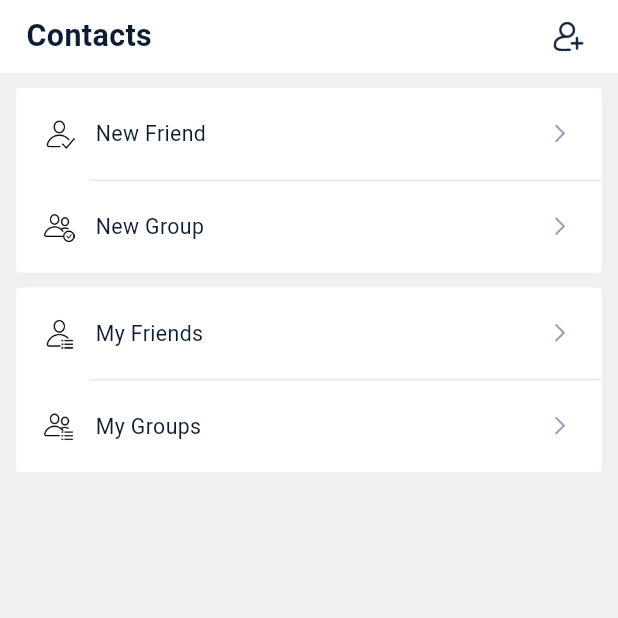
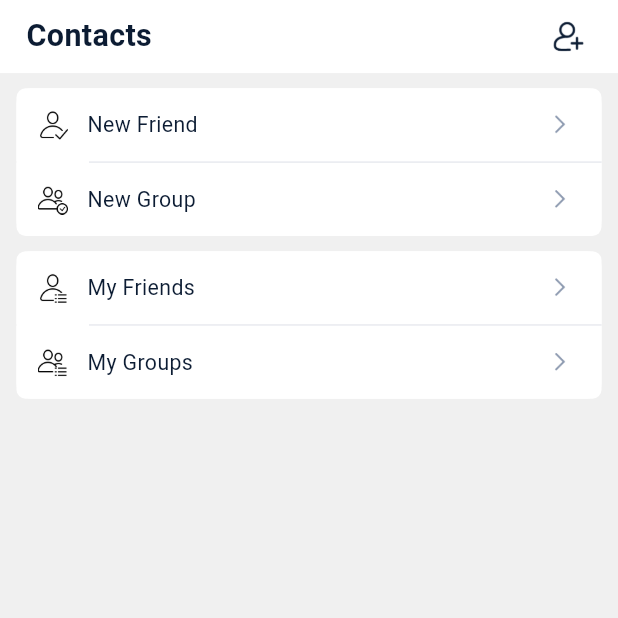
Before and after one commit to zoujiaqing/privchat-flutter, a Flutter app: the ContactsPage screen opened directly, on a phone screen of 412 x 824 dp, the top half of it. Run offline on Flutter 3.47's test engine with Material 3 defaults, Android fonts, the phone set to English and light mode, and no system bars; our stand-ins replace animate_do, azlistview, chewie, country_picker, device_info_plus, dio and 39 more; missing offline and left inert: android_path_provider, app_installer, audio_session, common_utils, dart:ffi, dart_date and 21 more; accounts and stored records are empty; statements that could not run were skipped.

Commit message:
Fix contacts page

```diff
--- a/lib/pages/contacts/contacts_view.dart
+++ b/lib/pages/contacts/contacts_view.dart
@@ -2,6 +2,7 @@ import 'package:flutter/material.dart';
 import 'package:flutter_screenutil/flutter_screenutil.dart';
 import 'package:get/get.dart';
 import 'package:privchat_common/privchat_common.dart';
+import 'package:privchat/widgets/group_item_view.dart';
 
 import 'contacts_logic.dart';
 
@@ -21,32 +22,38 @@ class ContactsPage extends StatelessWidget {
         () => SingleChildScrollView(
           child: Column(
             children: [
-              10.verticalSpace,
-              _buildItemGroupView(children: [
-                _buildItemView(
-                  assetsName: ImageRes.newFriend,
+            10.verticalSpace,
+            GroupItemView(
+              children: [
+                IconItemView(
+                  isFirstItem: true,
+                  icon: ImageRes.newFriend,
                   label: StrRes.newFriend,
                   count: logic.friendApplicationCount,
                   onTap: logic.newFriend,
                 ),
                 Divider(height: 1, color: Styles.c_E8EAEF, indent: 44.w),
-                _buildItemView(
-                  assetsName: ImageRes.newGroup,
+                IconItemView(
+                  isLastItem: true,
+                  icon: ImageRes.newGroup,
                   label: StrRes.newGroup,
                   count: logic.groupApplicationCount,
                   onTap: logic.newGroup,
                 ),
               ]),
               10.verticalSpace,
-              _buildItemGroupView(children: [
-                _buildItemView(
-                  assetsName: ImageRes.myFriend,
+            GroupItemView(
+              children: [
+                IconItemView(
+                  isFirstItem: true,
+                  icon: ImageRes.myFriend,
                   label: StrRes.myFriend,
                   onTap: logic.myFriend,
                 ),
                 Divider(height: 1, color: Styles.c_E8EAEF, indent: 44.w),
-                _buildItemView(
-                  assetsName: ImageRes.myGroup,
+                IconItemView(
+                  isLastItem: true,
+                  icon: ImageRes.myGroup,
                   label: StrRes.myGroup,
                   onTap: logic.myGroup,
                 ),
@@ -58,56 +65,4 @@ class ContactsPage extends StatelessWidget {
       ),
     );
   }
-
-  Widget _buildItemGroupView({required List<Widget> children}) => Container(
-        margin: EdgeInsets.symmetric(horizontal: 10.w),
-        decoration: BoxDecoration(
-          color: Styles.c_FFFFFF,
-          borderRadius: BorderRadius.only(
-            topLeft: Radius.circular(6.r),
-            topRight: Radius.circular(6.r),
-            bottomLeft: Radius.circular(6.r),
-            bottomRight: Radius.circular(6.r),
-          ),
-        ),
-        child: Column(children: children),
-      );
-
-  Widget _buildItemView({
-    String? assetsName,
-    required String label,
-    Widget? icon,
-    int count = 0,
-    bool showRightArrow = true,
-    double? height,
-    Function()? onTap,
-  }) =>
-      Ink(
-        color: Styles.c_FFFFFF,
-        child: InkWell(
-          onTap: onTap,
-          child: Container(
-            height: height ?? 60.h,
-            padding: EdgeInsets.symmetric(horizontal: 16.w),
-            child: Row(
-              children: [
-                if (null != assetsName)
-                  assetsName.toImage
-                    ..width = 20.w
-                    ..height = 20.h,
-                if (null != icon) icon,
-                12.horizontalSpace,
-                label.toText..style = Styles.ts_0C1C33_14sp,
-                const Spacer(),
-                if (count > 0) UnreadCountView(count: count),
-                4.horizontalSpace,
-                if (showRightArrow)
-                  ImageRes.rightArrow.toImage
-                    ..width = 20.w
-                    ..height = 20.h,
-              ],
-            ),
-          ),
-        ),
-      );
 }
--- a/lib/pages/mine/mine_view.dart
+++ b/lib/pages/mine/mine_view.dart
@@ -29,6 +29,7 @@ class MinePage extends StatelessWidget {
                   icon: ImageRes.settingSetup,
                   label: StrRes.systemSetup,
                   onTap: logic.systemSetup,
+                  isFirstItem: true,
                 ),
                 Divider(height: 1, color: Styles.c_E8EAEF, indent: 44.w),
                 IconItemView(
--- a/lib/widgets/group_item_view.dart
+++ b/lib/widgets/group_item_view.dart
@@ -32,6 +32,7 @@ class IconItemView extends StatelessWidget {
   final bool isFirstItem;
   final bool isLastItem;
   final VoidCallback? onTap;
+  final int count;
 
   const IconItemView({
     Key? key,
@@ -40,6 +41,7 @@ class IconItemView extends StatelessWidget {
     this.isFirstItem = false,
     this.isLastItem = false,
     this.onTap,
+    this.count = 0,
   }) : super(key: key);
 
   @override
@@ -68,6 +70,7 @@ class IconItemView extends StatelessWidget {
                   11.horizontalSpace,
                   label.toText..style = Styles.ts_0C1C33_14sp,
                   const Spacer(),
+                  if (count > 0) UnreadCountView(count: count),
                   ImageRes.rightArrow.toImage
                     ..width = 20.w
                     ..height = 20.h,
```
